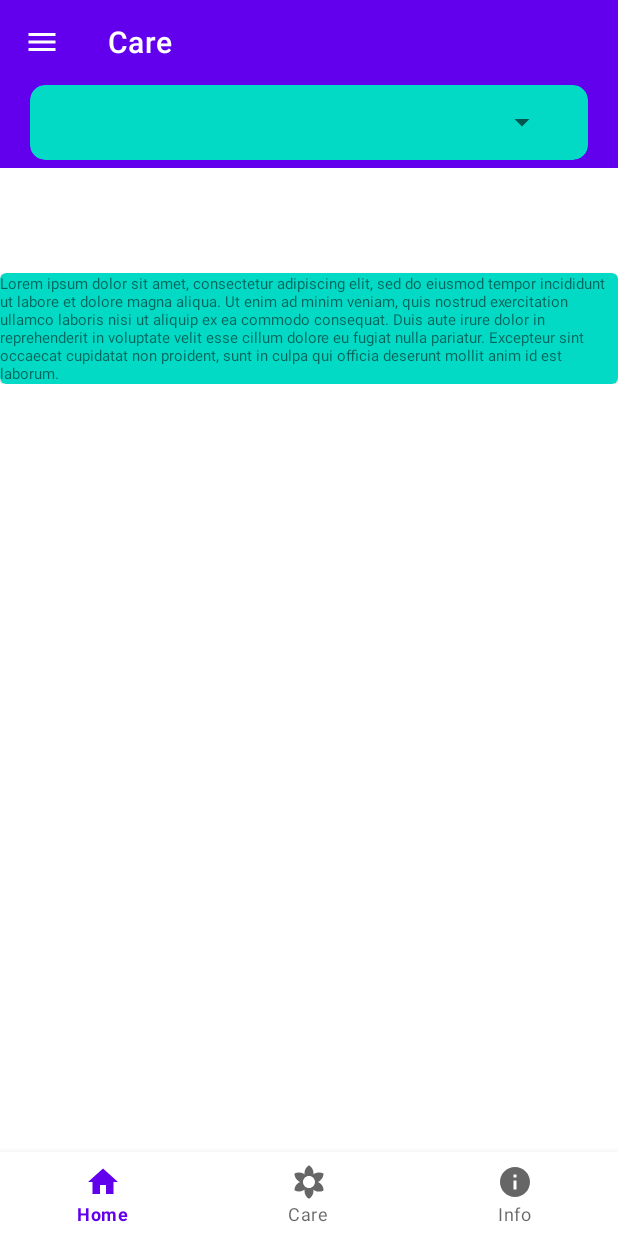
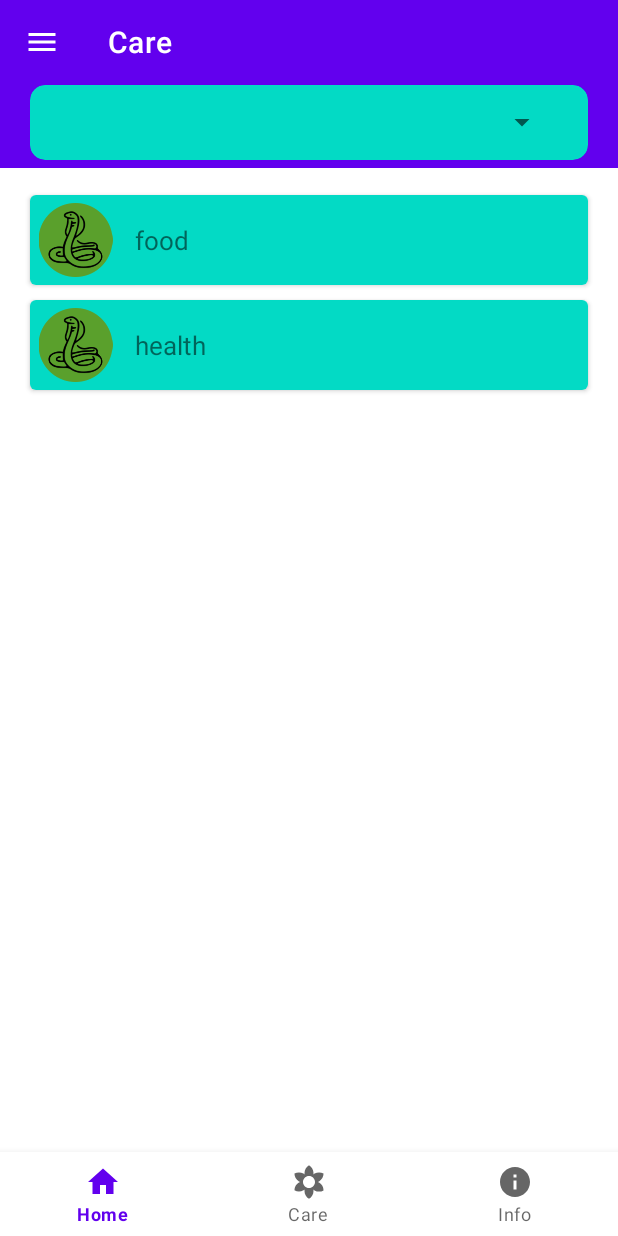
Before and after one commit to Vieja/APPet, an Android app: the screen it shows after launch (MainActivity), item 2 of the bottom bar chosen, on a phone screen of 412 x 824 dp. Run offline under Robolectric (Android 15) with nearby library versions, the phone set to English and light mode, and no system bars; our stand-ins replace navigation-ui; 11 statements that could not run were skipped.

```diff
--- a/app/build.gradle
+++ b/app/build.gradle
@@ -2,7 +2,9 @@ plugins {
     id 'com.android.application'
     id 'kotlin-android'
     id 'kotlin-android-extensions'
+    id "androidx.navigation.safeargs.kotlin"
 }
+
 
 android {
     compileSdkVersion 30
@@ -34,7 +36,6 @@ android {
 }
 
 dependencies {
-
     implementation "org.jetbrains.kotlin:kotlin-stdlib:$kotlin_version"
     implementation 'androidx.core:core-ktx:1.3.2'
     implementation 'androidx.appcompat:appcompat:1.2.0'
--- /dev/null
+++ b/app/src/main/java/com/vieja/appet/models/CareCategory.kt
@@ -0,0 +1,6 @@
+package com.vieja.appet.models
+
+class CareCategory (
+    val id: Int,
+    val name: String
+)
--- /dev/null
+++ b/app/src/main/java/com/vieja/appet/ui/care/CareCategoryListAdapter.kt
@@ -0,0 +1,51 @@
+package com.vieja.bricklist
+
+import android.content.Context
+import android.content.Intent
+import android.view.LayoutInflater
+import android.view.View
+import android.view.ViewGroup
+import android.widget.TextView
+import androidx.navigation.Navigation.findNavController
+import androidx.navigation.fragment.FragmentNavigatorExtras
+import androidx.recyclerview.widget.RecyclerView
+import com.vieja.appet.R
+import com.vieja.appet.models.CareCategory
+import com.vieja.appet.ui.care.CareFragmentDirections
+import kotlinx.android.synthetic.main.care_category_card.view.*
+
+class CareCategoryListAdapter(private val context: Context, private val caregoriesList: List<CareCategory>) :
+    RecyclerView.Adapter<CareCategoryListAdapter.MainHolder>() {
+
+
+    override fun onCreateViewHolder(parent: ViewGroup, viewType: Int) = MainHolder(
+        LayoutInflater.from(parent.context).inflate(R.layout.care_category_card, parent, false)
+    )
+
+    override fun getItemCount() = caregoriesList.size
+
+    override fun onBindViewHolder(holder: MainHolder, position: Int) {
+        holder.bind(caregoriesList[position])
+
+
+
+        holder.name.setOnClickListener { view ->
+//            val emailCardDetailTransitionName = "transition_test"
+//            val extras = FragmentNavigatorExtras(view to emailCardDetailTransitionName)
+            val action = CareFragmentDirections.actionNavigationCareToCareCategoryFragment(view.careCategoryName.text.toString())
+            findNavController(view).navigate(action)//, null, null, extras)
+        }
+    }
+
+    inner class MainHolder(itemView: View) : RecyclerView.ViewHolder(itemView) {
+        val name = itemView.careCategoryName
+        var id: Int = 0
+
+        fun bind(pr: CareCategory) {
+            name.text = pr.name
+            id = pr.id
+        }
+
+    }
+
+}
--- a/app/src/main/java/com/vieja/appet/ui/care/CareFragment.kt
+++ b/app/src/main/java/com/vieja/appet/ui/care/CareFragment.kt
@@ -3,6 +3,7 @@ package com.vieja.appet.ui.care
 import android.os.Bundle
 import android.view.View
 import android.widget.AdapterView
+import android.widget.LinearLayout
 import androidx.appcompat.widget.Toolbar
 import androidx.core.content.res.ResourcesCompat
 import androidx.core.view.GravityCompat
@@ -17,12 +18,15 @@ import androidx.navigation.fragment.NavHostFragment
 import androidx.navigation.ui.AppBarConfiguration
 import androidx.navigation.ui.NavigationUI
 import androidx.navigation.ui.setupWithNavController
+import androidx.recyclerview.widget.LinearLayoutManager
 import com.vieja.appet.MainActivity
 import com.vieja.appet.MainActivityViewModel
 import com.vieja.appet.R
 import com.vieja.appet.database.DBAccess
+import com.vieja.appet.models.CareCategory
 import com.vieja.appet.models.Pet
 import com.vieja.appet.ui.info.PetAdapter
+import com.vieja.bricklist.CareCategoryListAdapter
 import kotlinx.android.synthetic.main.activity_main.*
 import kotlinx.android.synthetic.main.collapsing_toolbar.*
 import kotlinx.android.synthetic.main.fragment_care.*
@@ -46,11 +50,22 @@ class CareFragment : Fragment(R.layout.fragment_care), AdapterView.OnItemSelecte
         inflateSpinner()
 
 
+//        test.setOnClickListener {
+//            val emailCardDetailTransitionName = "transition_test"
+//            val extras = FragmentNavigatorExtras(test to emailCardDetailTransitionName)
+//            findNavController(view).navigate(R.id.action_navigation_care_to_careCategoryFragment, null, null, extras)
+//        }
+    }
 
-        test.setOnClickListener {
-            val emailCardDetailTransitionName = "transition_test"
-            val extras = FragmentNavigatorExtras(test to emailCardDetailTransitionName)
-            findNavController(view).navigate(R.id.action_navigation_care_to_careCategoryFragment, null, null, extras)
+    override fun onStart() {
+        super.onStart()
+        careCategoriesRecyclerView.setHasFixedSize(true)
+        val categoriesList = ArrayList<CareCategory>()
+        categoriesList.add(CareCategory(1,"food"))
+        categoriesList.add(CareCategory(2,"health"))
+        careCategoriesRecyclerView.apply {
+            layoutManager = LinearLayoutManager(requireContext())
+            adapter = CareCategoryListAdapter(requireContext(), categoriesList)
         }
     }
 
--- a/app/src/main/java/com/vieja/appet/ui/care/category/CareCategoryFragment.kt
+++ b/app/src/main/java/com/vieja/appet/ui/care/category/CareCategoryFragment.kt
@@ -4,15 +4,17 @@ import android.os.Bundle
 import android.view.View
 import androidx.fragment.app.Fragment
 import androidx.navigation.fragment.NavHostFragment
+import androidx.navigation.fragment.navArgs
 import androidx.navigation.ui.NavigationUI
 import androidx.transition.TransitionInflater
 import com.vieja.appet.MainActivity
 import com.vieja.appet.R
+import kotlinx.android.synthetic.main.care_category_card.*
 import kotlinx.android.synthetic.main.fragment_care_category.*
 
 class CareCategoryFragment : Fragment(R.layout.fragment_care_category) {
 
-
+    private val args: CareCategoryFragmentArgs by navArgs()
 
     override fun onViewCreated(view: View, savedInstanceState: Bundle?) {
         super.onViewCreated(view, savedInstanceState)
@@ -21,6 +23,7 @@ class CareCategoryFragment : Fragment(R.layout.fragment_care_category) {
         NavigationUI.setupWithNavController(toolbar_care_category, navHostFragment)
 
         sharedElementEnterTransition = TransitionInflater.from(context).inflateTransition(android.R.transition.move)
+        textView2.text = args.careCategoryName
 
     }
 
--- /dev/null
+++ b/app/src/main/res/layout/care_category_card.xml
@@ -0,0 +1,46 @@
+<?xml version="1.0" encoding="utf-8"?>
+<androidx.cardview.widget.CardView xmlns:android="http://schemas.android.com/apk/res/android"
+    xmlns:app="http://schemas.android.com/apk/res-auto"
+    xmlns:tools="http://schemas.android.com/tools"
+    android:layout_width="match_parent"
+    android:layout_height="wrap_content"
+    android:layout_marginLeft="20dp"
+    android:layout_marginTop="10dp"
+    android:layout_marginRight="20dp"
+    app:cardCornerRadius="4dp">
+
+    <androidx.constraintlayout.widget.ConstraintLayout
+        android:id="@+id/relativeLayout"
+        android:layout_width="match_parent"
+        android:layout_height="60dp"
+        android:background="@color/teal_200">
+
+        <ImageView
+            android:id="@+id/imageView2"
+            android:layout_width="50dp"
+            android:layout_height="match_parent"
+            android:src="@drawable/snake"
+            android:layout_margin="5dp"
+            app:layout_constraintBottom_toBottomOf="parent"
+            app:layout_constraintStart_toStartOf="parent"
+            app:layout_constraintTop_toTopOf="parent" />
+
+        <TextView
+            android:id="@+id/careCategoryName"
+            android:layout_width="match_parent"
+            android:layout_height="match_parent"
+            android:paddingLeft="70dp"
+            android:background="?attr/selectableItemBackground"
+            android:clickable="true"
+            android:focusable="true"
+            android:text="test"
+            android:gravity="center_vertical"
+            android:textSize="17sp"
+            app:layout_constraintBottom_toBottomOf="parent"
+            app:layout_constraintEnd_toEndOf="parent"
+            app:layout_constraintStart_toEndOf="@+id/imageView2"
+            app:layout_constraintTop_toTopOf="parent" />
+
+    </androidx.constraintlayout.widget.ConstraintLayout>
+
+</androidx.cardview.widget.CardView>
--- a/app/src/main/res/layout/fragment_care.xml
+++ b/app/src/main/res/layout/fragment_care.xml
@@ -1,13 +1,13 @@
 <?xml version="1.0" encoding="utf-8"?>
-<LinearLayout
-    xmlns:android = "http://schemas.android.com/apk/res/android"
+<LinearLayout xmlns:android="http://schemas.android.com/apk/res/android"
     xmlns:app="http://schemas.android.com/apk/res-auto"
     android:layout_width="match_parent"
     android:layout_height="match_parent"
     android:orientation="vertical">
 
-    <include layout="@layout/filter_toolbar"
-        android:id="@+id/filter_toolbar"/>
+    <include
+        android:id="@+id/filter_toolbar"
+        layout="@layout/filter_toolbar" />
 
     <ScrollView
         android:layout_width="match_parent"
@@ -22,47 +22,59 @@
             <androidx.appcompat.widget.Toolbar
                 android:layout_width="match_parent"
                 android:layout_height="wrap_content"
-                android:theme="@style/spinner_style"
                 android:background="?attr/colorPrimary"
-                android:minHeight="?attr/actionBarSize">
+                android:minHeight="?attr/actionBarSize"
+                android:theme="@style/spinner_style">
 
                 <androidx.cardview.widget.CardView
                     android:layout_width="match_parent"
                     android:layout_height="wrap_content"
                     android:layout_marginHorizontal="20dp"
+                    android:layout_marginBottom="5dp"
                     android:backgroundTint="?attr/colorSecondary"
-                    app:cardCornerRadius="10dp"
-                    android:layout_marginBottom="5dp">
+                    app:cardCornerRadius="10dp">
 
                     <androidx.appcompat.widget.AppCompatSpinner
+                        android:id="@+id/spinnerPet"
                         android:layout_width="match_parent"
                         android:layout_height="wrap_content"
-                        android:minHeight="50dp"
-                        android:id="@+id/spinnerPet"
-                        android:layout_marginHorizontal="20dp" />
+                        android:layout_marginHorizontal="20dp"
+                        android:minHeight="50dp" />
 
                 </androidx.cardview.widget.CardView>
 
-
-
-
             </androidx.appcompat.widget.Toolbar>
 
-            <com.google.android.material.card.MaterialCardView
-                android:layout_marginTop="70dp"
-                android:layout_width="wrap_content"
-                android:layout_height="wrap_content"
-                android:id="@+id/test"
-                android:backgroundTint="@color/teal_200"
-                android:transitionName="transition_test">
-            <TextView
-                android:layout_width="wrap_content"
-                android:layout_height="wrap_content"
-                android:text="Lorem ipsum dolor sit amet, consectetur adipiscing elit, sed do eiusmod tempor incididunt ut labore et dolore magna aliqua. Ut enim ad minim veniam, quis nostrud exercitation ullamco laboris nisi ut aliquip ex ea commodo consequat. Duis aute irure dolor in reprehenderit in voluptate velit esse cillum dolore eu fugiat nulla pariatur. Excepteur sint occaecat cupidatat non proident, sunt in culpa qui officia deserunt mollit anim id est laborum."
-                android:textSize="10sp"
-                />
-            </com.google.android.material.card.MaterialCardView>
+            <androidx.core.widget.NestedScrollView
+                xmlns:tools="http://schemas.android.com/tools"
+                android:layout_width="match_parent"
+                android:layout_height="match_parent"
+                app:layout_behavior="@string/appbar_scrolling_view_behavior">
 
+                <androidx.recyclerview.widget.RecyclerView
+                    android:id="@+id/careCategoriesRecyclerView"
+                    android:layout_width="match_parent"
+                    android:layout_height="match_parent"
+                    app:layout_behavior="@string/appbar_scrolling_view_behavior"
+                    android:paddingTop="8dp"
+                    android:paddingBottom="8dp"
+                    android:clipToPadding="false" />
+            </androidx.core.widget.NestedScrollView>
+
+<!--            <com.google.android.material.card.MaterialCardView-->
+<!--                android:id="@+id/test"-->
+<!--                android:layout_width="wrap_content"-->
+<!--                android:layout_height="wrap_content"-->
+<!--                android:layout_marginTop="70dp"-->
+<!--                android:backgroundTint="@color/teal_200"-->
+<!--                android:transitionName="transition_test">-->
+
+<!--                <TextView-->
+<!--                    android:layout_width="wrap_content"-->
+<!--                    android:layout_height="wrap_content"-->
+<!--                    android:text="Lorem ipsum dolor sit amet, consectetur adipiscing elit, sed do eiusmod tempor incididunt ut labore et dolore magna aliqua. Ut enim ad minim veniam, quis nostrud exercitation ullamco laboris nisi ut aliquip ex ea commodo consequat. Duis aute irure dolor in reprehenderit in voluptate velit esse cillum dolore eu fugiat nulla pariatur. Excepteur sint occaecat cupidatat non proident, sunt in culpa qui officia deserunt mollit anim id est laborum."-->
+<!--                    android:textSize="10sp" />-->
+<!--            </com.google.android.material.card.MaterialCardView>-->
 
 
             <!-- Rest of your content -->
--- a/app/src/main/res/navigation/mobile_navigation.xml
+++ b/app/src/main/res/navigation/mobile_navigation.xml
@@ -29,7 +29,11 @@
     <fragment
         android:id="@+id/careCategoryFragment"
         android:name="com.vieja.appet.ui.care.category.CareCategoryFragment"
-        android:label="CareCategoryFragment" />
+        android:label="CareCategoryFragment" >
+        <argument
+            android:name="careCategoryName"
+            app:argType="string" />
+    </fragment>
     <fragment
         android:id="@+id/blankFragment"
         android:name="com.vieja.appet.BlankFragment"
--- a/build.gradle
+++ b/build.gradle
@@ -6,9 +6,10 @@ buildscript {
         jcenter()
     }
     dependencies {
-        classpath "com.android.tools.build:gradle:4.1.0"
+        classpath "com.android.tools.build:gradle:4.1.1"
         classpath "org.jetbrains.kotlin:kotlin-gradle-plugin:$kotlin_version"
-
+        def nav_version = "2.3.0"
+        classpath "androidx.navigation:navigation-safe-args-gradle-plugin:$nav_version"
         // NOTE: Do not place your application dependencies here; they belong
         // in the individual module build.gradle files
     }
```
